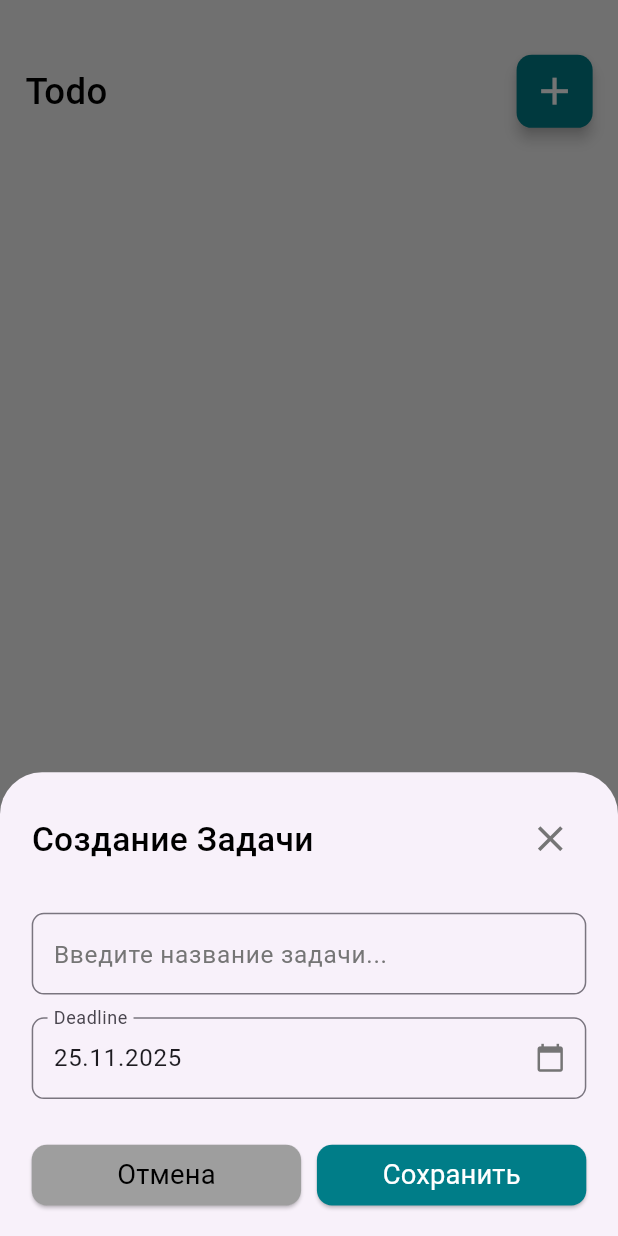
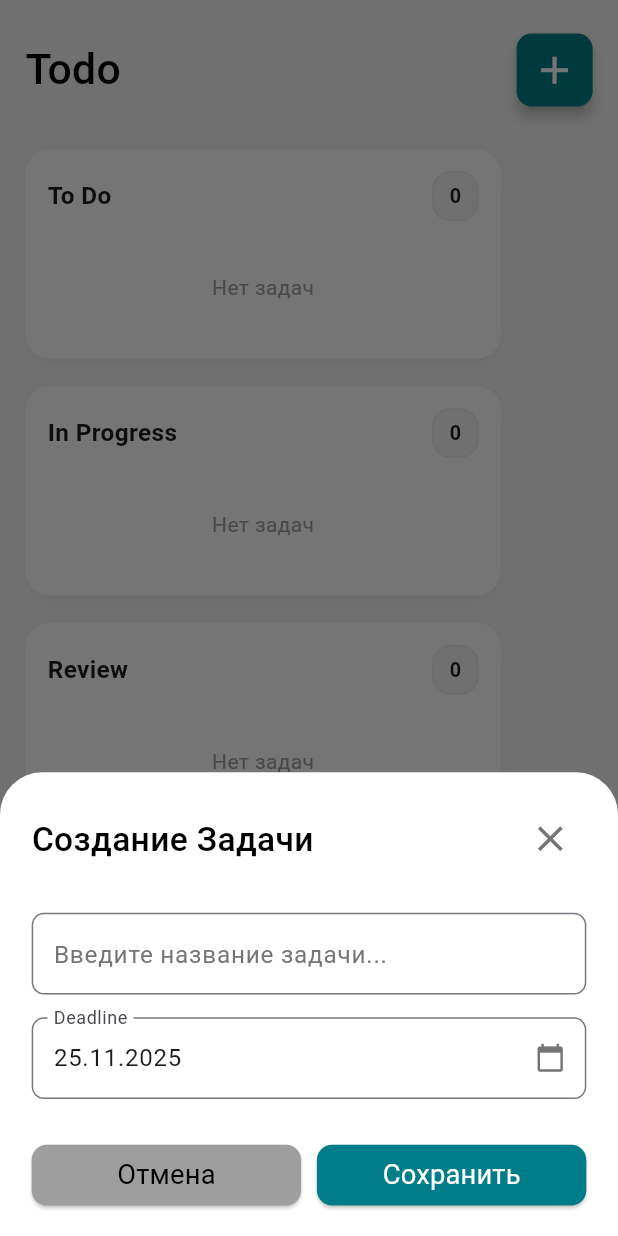
Before and after one commit to AbrorAzizov/Todo_Test, a Flutter app: the screen it shows after launch, after a tap on the "add" icon, on a phone screen of 412 x 824 dp. Run offline on Flutter 3.47's test engine with Material 3 defaults, Android fonts, the phone set to English and light mode, and no system bars; our stand-ins replace flutter_bloc, flutter_screenutil, get_it, hive, hive_flutter; accounts and stored records are empty; generated files the repository leaves out were written again.

Commit message:
basic task  ui added

```diff
--- a/lib/features/home/presentation/bloc/task_cubit.dart
+++ b/lib/features/home/presentation/bloc/task_cubit.dart
@@ -1,4 +1,5 @@
-import 'package:bloc/bloc.dart';
+
+import 'package:flutter_bloc/flutter_bloc.dart' show Cubit;
 import 'package:new_flutter_projects/features/home/presentation/bloc/task_state.dart';
 import '../../data/entity/task_entity.dart';
 import '../../domain/repo/task_repo.dart';
@@ -50,7 +51,7 @@ class HomeCubit extends Cubit<HomeState> {
   }
 
   /// Изменить статус задачи
-  Future<void> updateStatus(int key, String newStatus) async {
+  Future<void> updateTaskStatus(int key, String newStatus) async {
     try {
       if (state is HomeLoaded) {
         await repository.updateStatus(key: key, newStatus: newStatus);
--- a/lib/features/home/presentation/pages/home_page.dart
+++ b/lib/features/home/presentation/pages/home_page.dart
@@ -1,21 +1,48 @@
 import 'package:flutter/material.dart';
+import 'package:flutter_bloc/flutter_bloc.dart';
 import 'package:flutter_screenutil/flutter_screenutil.dart';
+import 'package:new_flutter_projects/features/home/presentation/bloc/task_state.dart';
 import 'package:new_flutter_projects/features/home/presentation/widgets/ad_task_form.dart';
 import 'package:new_flutter_projects/features/home/presentation/widgets/add_button.dart';
 import '../../../../core/constants/app_strings.dart';
 import '../../../../core/constants/text_styles.dart';
+import '../../data/entity/task_entity.dart';
+import '../bloc/task_cubit.dart';
 
-class HomePage extends StatelessWidget {
+import '../widgets/task_column.dart';
+
+
+class HomePage extends StatefulWidget {
   const HomePage({super.key});
 
+  @override
+  State<HomePage> createState() => _HomePageState();
+}
+
+class _HomePageState extends State<HomePage> {
+  Widget _col(String title, List<TaskEntity> list, String status) {
+    return SizedBox(
+      width: 300.w,
+      child: TaskColumn(
+        title: title,
+        tasks: list,
+        status: status,
+      ),
+    );
+  }
+
   void _onAddTaskPressed(BuildContext context) {
-    // Вызов модального окна снизу
+    final homeCubit = context.read<HomeCubit>();
+
     showModalBottomSheet(
       context: context,
       isScrollControlled: true,
-      builder: (context) {
-        // Возвращаем виджет с формой
-        return const AddTaskForm();
+      backgroundColor: Colors.white,
+      builder: (_) {
+        return BlocProvider.value(
+          value: homeCubit,
+          child: const AddTaskForm(),
+        );
       },
     );
   }
@@ -23,26 +50,59 @@ class HomePage extends StatelessWidget {
   @override
   Widget build(BuildContext context) {
     return Scaffold(
-      backgroundColor: Colors.grey.shade100, // Светлый фон, как в дизайне
-      // 2. Тело экрана со списком статусов
-      body: SingleChildScrollView(
-        padding: EdgeInsets.symmetric(horizontal: 16.w, vertical: 16.h),
-        child: SafeArea(
+      backgroundColor: Colors.grey.shade100,
+      body: SafeArea(
+        child: Padding(
+          padding: EdgeInsets.symmetric(horizontal: 16.w, vertical: 16.h),
           child: Column(
+            crossAxisAlignment: CrossAxisAlignment.start,
             children: [
-              SizedBox(height: 20.h),
+              SizedBox(height: 6.h),
               Row(
                 mainAxisAlignment: MainAxisAlignment.spaceBetween,
                 children: [
-                  Text(AppStrings.appName, style: AppStyles.headerTitle),
-                  AddButton(
-                    onPressed: () {
-                      _onAddTaskPressed(context);
-                    },
-                  ),
+                  Text(AppStrings.appName, style: AppStyles.headerTitle.copyWith(fontSize: 28.sp)),
+                  AddButton(onPressed: () => _onAddTaskPressed(context)),
                 ],
               ),
-              SizedBox(height: 30.h),
+              SizedBox(height: 22.h),
+
+              // Основная рабочая зона
+              Expanded(
+                child: BlocBuilder<HomeCubit, HomeState>(
+                  builder: (context, state) {
+                    if (state is HomeLoaded) {
+                      // Горизонтальная полоса колонок (как в Figma)
+                      return SingleChildScrollView(
+                        scrollDirection: Axis.vertical,
+                        child: Column(
+                          crossAxisAlignment: CrossAxisAlignment.start,
+                          children: [
+                            _col("To Do", state.toDo, "to_do"),
+                            SizedBox(width: 16.w),
+                            _col("In Progress", state.inProgress, "in_progress"),
+                            SizedBox(width: 16.w),
+                            _col("Review", state.review, "review"),
+                            SizedBox(width: 16.w),
+                            _col("Done", state.done, "done"),
+                            SizedBox(width: 12.w),
+                          ],
+                        ),
+                      );
+                    }
+
+                    if (state is HomeLoading) {
+                      return const Center(child: CircularProgressIndicator());
+                    }
+
+                    if (state is HomeError) {
+                      return Center(child: Text('Ошибка: ${state.message}'));
+                    }
+
+                    return const SizedBox.shrink();
+                  },
+                ),
+              ),
             ],
           ),
         ),
--- a/lib/features/home/presentation/widgets/ad_task_form.dart
+++ b/lib/features/home/presentation/widgets/ad_task_form.dart
@@ -48,10 +48,10 @@ class _AddTaskFormState extends State<AddTaskForm> {
       deadline: _selectedDate,
     );
 
+    Navigator.pop(context);
     // Add task using HomeCubit
     context.read<HomeCubit>().addTask(task);
 
-    Navigator.pop(context);
   }
 
 
--- /dev/null
+++ b/lib/features/home/presentation/widgets/task_column.dart
@@ -0,0 +1,90 @@
+import 'package:flutter/material.dart';
+import 'package:flutter_bloc/flutter_bloc.dart';
+import 'package:flutter_screenutil/flutter_screenutil.dart';
+
+import '../../data/entity/task_entity.dart';
+import '../bloc/task_cubit.dart';
+import 'task_card.dart';
+import 'task_count_indicator.dart';
+
+class TaskColumn extends StatelessWidget {
+  final String title;
+  final List<TaskEntity> tasks;
+  final String status;
+
+  const TaskColumn({
+    super.key,
+    required this.title,
+    required this.tasks,
+    required this.status,
+  });
+
+  @override
+  Widget build(BuildContext context) {
+    return DragTarget<TaskEntity>(
+      onWillAccept: (data) => data != null && data.status != status,
+      onAccept: (task) {
+        // просим кубит обновить статус
+        context.read<HomeCubit>().updateTaskStatus(task.key!, status);
+      },
+      builder: (context, candidateData, rejectedData) {
+        final highlight = candidateData.isNotEmpty;
+        return Container(
+          width: 300.w,
+          margin: EdgeInsets.only(top: 6.h, bottom: 12.h),
+          padding: EdgeInsets.all(14.w),
+          decoration: BoxDecoration(
+            color: Colors.white,
+            borderRadius: BorderRadius.circular(16.r),
+            boxShadow: [
+              BoxShadow(
+                color: Colors.black.withOpacity(0.04),
+                blurRadius: 8,
+                offset: const Offset(0, 4),
+              ),
+            ],
+            border: highlight ? Border.all(color: Colors.teal.shade300, width: 2) : null,
+          ),
+          child: Column(
+            crossAxisAlignment: CrossAxisAlignment.start,
+            children: [
+              // header: title + count
+              Row(
+                mainAxisAlignment: MainAxisAlignment.spaceBetween,
+                children: [
+                  Text(title, style: TextStyle(fontSize: 16.sp, fontWeight: FontWeight.w700)),
+                  TaskCountIndicator(count: tasks.length),
+                ],
+              ),
+
+              SizedBox(height: 12.h),
+
+              // tasks list
+              if (tasks.isEmpty)
+                Center(
+                  child: Padding(
+                    padding: EdgeInsets.symmetric(vertical: 22.h),
+                    child: Text('Нет задач', style: TextStyle(color: Colors.grey.shade500)),
+                  ),
+                ),
+              ...tasks.map((t) => Padding(
+                padding: EdgeInsets.only(bottom: 8.h),
+                child: TaskCardWidget(task: t),
+              )),
+              // placeholder when dragging over
+              if (highlight)
+                Container(
+                  height: 56.h,
+                  margin: EdgeInsets.only(top: 6.h),
+                  decoration: BoxDecoration(
+                    color: Colors.teal.withOpacity(0.08),
+                    borderRadius: BorderRadius.circular(12.r),
+                  ),
+                ),
+            ],
+          ),
+        );
+      },
+    );
+  }
+}
--- /dev/null
+++ b/lib/features/home/presentation/widgets/task_count_indicator.dart
@@ -0,0 +1,20 @@
+import 'package:flutter/material.dart';
+import 'package:flutter_screenutil/flutter_screenutil.dart';
+
+class TaskCountIndicator extends StatelessWidget {
+  final int count;
+  const TaskCountIndicator({super.key, required this.count});
+
+  @override
+  Widget build(BuildContext context) {
+    return Container(
+      padding: EdgeInsets.symmetric(horizontal: 10.w, vertical: 6.h),
+      decoration: BoxDecoration(
+        color: Colors.grey.shade100,
+        borderRadius: BorderRadius.circular(12.r),
+        border: Border.all(color: Colors.grey.withOpacity(0.12)),
+      ),
+      child: Text('$count', style: TextStyle(fontWeight: FontWeight.w700, fontSize: 13.sp)),
+    );
+  }
+}
--- a/lib/injection.dart
+++ b/lib/injection.dart
@@ -10,9 +10,10 @@ class Injection extends StatelessWidget {
 
   @override
   Widget build(BuildContext context) {
-    return  BlocProvider(
-      create: (context) => sl<HomeCubit>()..loadTasks(),
-      child:  HomePage(),
+    return   BlocProvider(
+      create: (_) => sl<HomeCubit>()..loadTasks(),
+      child: const HomePage(),
     );
+
   }
 }
--- a/lib/main.dart
+++ b/lib/main.dart
@@ -2,6 +2,7 @@ import 'package:flutter/material.dart';
 import 'package:flutter_screenutil/flutter_screenutil.dart';
 
 import 'package:hive_flutter/adapters.dart';
+import 'package:new_flutter_projects/service_locator.dart';
 
 import 'features/home/domain/models/task_model.dart';
 import 'injection.dart';
@@ -10,6 +11,9 @@ void main() async{
   WidgetsFlutterBinding.ensureInitialized();
   await Hive.initFlutter();
   Hive.registerAdapter(TaskModelAdapter());
+  await setupServiceLocator();
+
+
   runApp(const MyApp());
 }
 
```
Also changed, not shown: lib/features/home/presentation/widgets/task_card.dart (+71 -63 lines).
